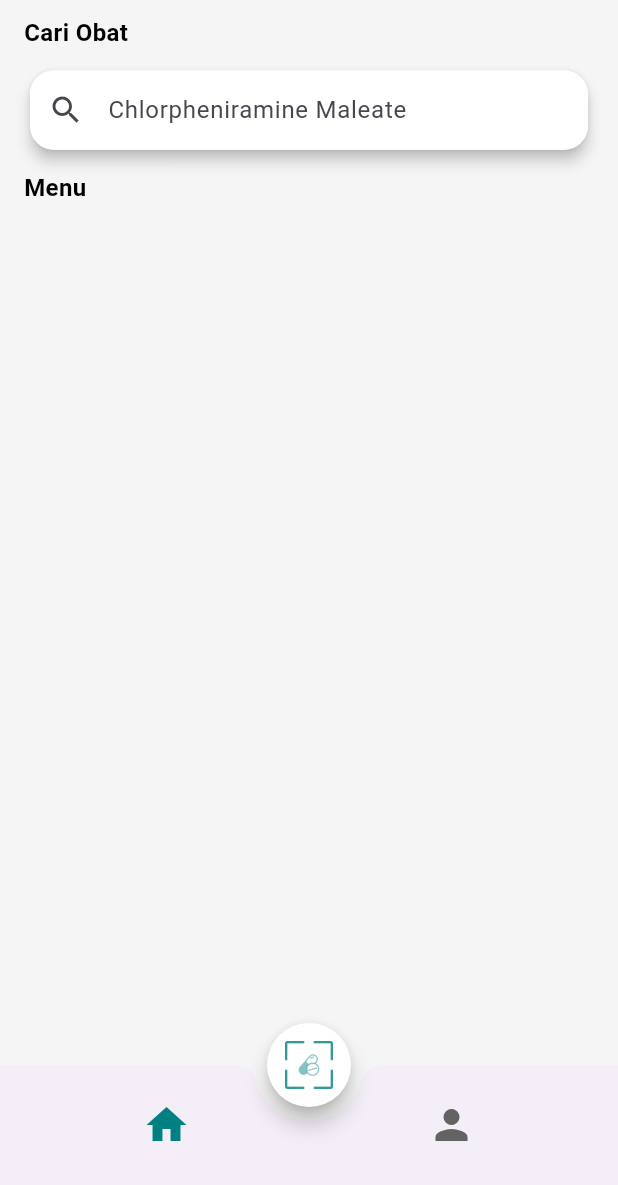
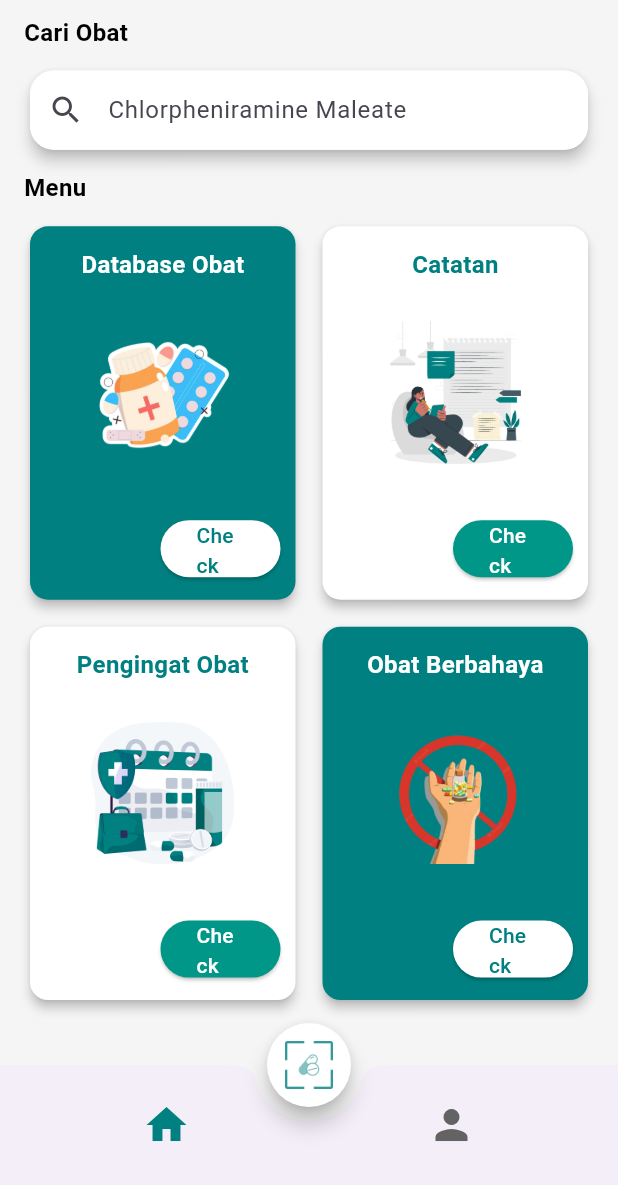
Before and after one commit to naufalrays/owbat-flutter, a Flutter app: the screen it shows after launch, on a phone screen of 412 x 824 dp, the part 51-1236 px from its top. Run offline on Flutter 3.47's test engine with Material 2 defaults, Android fonts, the phone set to English and light mode, and no system bars.

Commit message:
Add UI Menu Cards

```diff
--- a/lib/main.dart
+++ b/lib/main.dart
@@ -22,6 +22,7 @@ class MyApp extends StatelessWidget {
   Widget build(BuildContext context) {
     return MaterialApp(
       title: 'Flutter Demo',
+      debugShowCheckedModeBanner: false,
       theme: ThemeData(
         useMaterial3: true,
         primarySwatch: Colors.blue,
--- /dev/null
+++ b/lib/views/components/custom_button.dart
@@ -0,0 +1,47 @@
+import 'package:flutter/material.dart';
+
+class CustomButton extends StatelessWidget {
+  const CustomButton({
+    Key? key,
+    this.onPressed,
+    this.height = 55,
+    this.width = double.infinity,
+    this.text = 'Button',
+    this.marginTop = 25,
+    this.marginBottom = 15,
+    this.secondaryColor = false,
+    this.shape = 40,
+  }) : super(key: key);
+  final Function()? onPressed;
+  final double height;
+  final double width;
+  final String text;
+  final double marginTop;
+  final double marginBottom;
+  final bool secondaryColor;
+  final double shape;
+
+  @override
+  Widget build(BuildContext context) {
+    return Container(
+      height: height,
+      width: width,
+      margin: EdgeInsets.only(top: marginTop, bottom: marginBottom),
+      child: ElevatedButton(
+        onPressed: onPressed,
+        style: ElevatedButton.styleFrom(
+          backgroundColor: secondaryColor ? Colors.white : Colors.teal,
+          shape: RoundedRectangleBorder(
+            borderRadius: BorderRadius.circular(shape),
+          ),
+        ),
+        child: Text(
+          text,
+          style: TextStyle(
+            color: secondaryColor ? const Color(0xFF008080) : Colors.white,
+          ),
+        ),
+      ),
+    );
+  }
+}
--- /dev/null
+++ b/lib/views/components/menu_cards.dart
@@ -0,0 +1,69 @@
+// ignore_for_file: public_member_api_docs, sort_constructors_first
+import 'package:flutter/material.dart';
+import 'package:meddis/views/components/custom_button.dart';
+import 'package:meddis/views/utils/color.dart';
+
+class MenuCards extends StatelessWidget {
+  const MenuCards({
+    Key? key,
+    this.isPrimaryColors = true,
+    required this.title,
+    required this.images,
+    this.fontSize = 18,
+    this.imageSize = 95,
+    this.onTap,
+  }) : super(key: key);
+  final bool isPrimaryColors;
+  final String title;
+  final String images;
+  final double fontSize;
+  final double imageSize;
+  final Function()? onTap;
+
+  @override
+  Widget build(BuildContext context) {
+    final size = MediaQuery.of(context).size;
+    return Card(
+      surfaceTintColor: Colors.transparent,
+      elevation: 3,
+      color: isPrimaryColors ? MyColor.primary : Colors.white,
+      child: SizedBox(
+        height: size.height * 0.257,
+        child: Column(
+          mainAxisAlignment: MainAxisAlignment.spaceBetween,
+          children: [
+            Padding(
+              padding: const EdgeInsets.all(14.0),
+              child: Text(
+                title,
+                style: TextStyle(
+                    fontSize: fontSize,
+                    fontWeight: FontWeight.w700,
+                    color: isPrimaryColors ? Colors.white : MyColor.primary),
+              ),
+            ),
+            SizedBox(
+              height: imageSize,
+              child: Image.asset(
+                images,
+                fit: BoxFit.fitHeight,
+              ),
+            ),
+            Padding(
+              padding: const EdgeInsets.only(right: 10),
+              child: Align(
+                  alignment: Alignment.bottomRight,
+                  child: CustomButton(
+                    secondaryColor: isPrimaryColors,
+                    text: "Check",
+                    onPressed: onTap,
+                    height: 38,
+                    width: 80,
+                  )),
+            )
+          ],
+        ),
+      ),
+    );
+  }
+}
--- a/lib/views/home_view.dart
+++ b/lib/views/home_view.dart
@@ -1,5 +1,6 @@
 import 'package:flutter/material.dart';
 import 'package:meddis/views/components/custom_search_bar.dart';
+import 'package:meddis/views/components/menu_cards.dart';
 import 'package:meddis/views/utils/custom_text_style.dart';
 
 import 'components/header_logo.dart';
@@ -17,13 +18,58 @@ class HomeView extends StatelessWidget {
           child: Column(
             crossAxisAlignment: CrossAxisAlignment.start,
             children: [
+              // Header MedDis
               const HeaderLogo(),
               const SizedBox(height: 10),
+              // Text Cari Obat
               Text("Cari Obat", style: CustomTextStyle.headerStyle),
               const SizedBox(height: 10),
+              // Custom Search Bar
               const CustomSearchBar(),
               const SizedBox(height: 10),
+              // Text Menu
               Text("Menu", style: CustomTextStyle.headerStyle),
+              const SizedBox(height: 10),
+              // Grid Menu Cards
+              Expanded(
+                child: GridView.count(
+                  physics: const NeverScrollableScrollPhysics(),
+                  crossAxisSpacing: 10,
+                  mainAxisSpacing: 10,
+                  crossAxisCount: 2,
+                  childAspectRatio: 0.72,
+                  children: <Widget>[
+                    // Custom Menu Card
+                    MenuCards(
+                      imageSize: 80,
+                      fontSize: 16,
+                      title: "Database Obat",
+                      images: "assets/images/menu_list_drugs.png",
+                      onTap: () {},
+                    ),
+                    MenuCards(
+                      fontSize: 16,
+                      title: "Catatan",
+                      images: "assets/images/menu_notes.png",
+                      isPrimaryColors: false,
+                      onTap: () {},
+                    ),
+                    MenuCards(
+                      fontSize: 16,
+                      title: "Pengingat Obat",
+                      images: "assets/images/menu_reminder.png",
+                      isPrimaryColors: false,
+                      onTap: () {},
+                    ),
+                    MenuCards(
+                      fontSize: 16,
+                      title: "Obat Berbahaya",
+                      images: "assets/images/menu_dangerous_drug.png",
+                      onTap: () {},
+                    ),
+                  ],
+                ),
+              ),
               const SizedBox(height: 10),
             ],
           ),
```
Also changed, not shown: assets/images/menu_dangerous_drug.png (added), assets/images/menu_list_drugs.png (added), assets/images/menu_notes.png (added), assets/images/menu_reminder.png (added).
